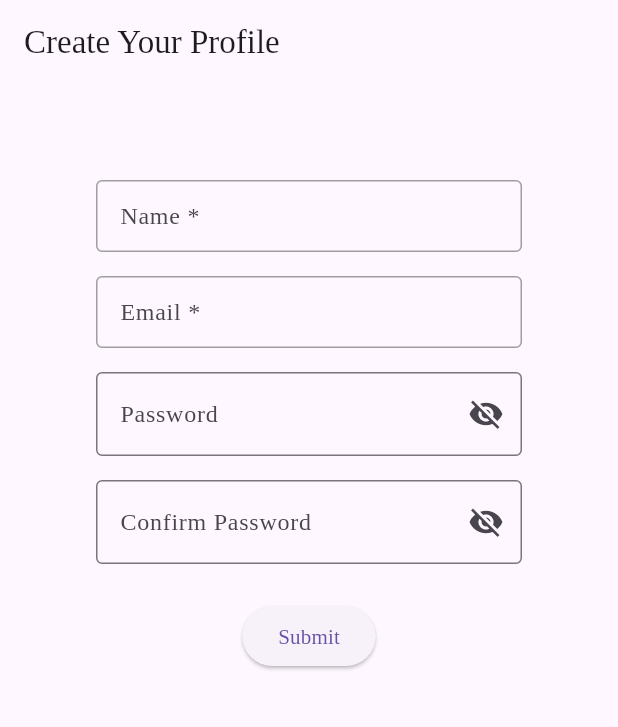
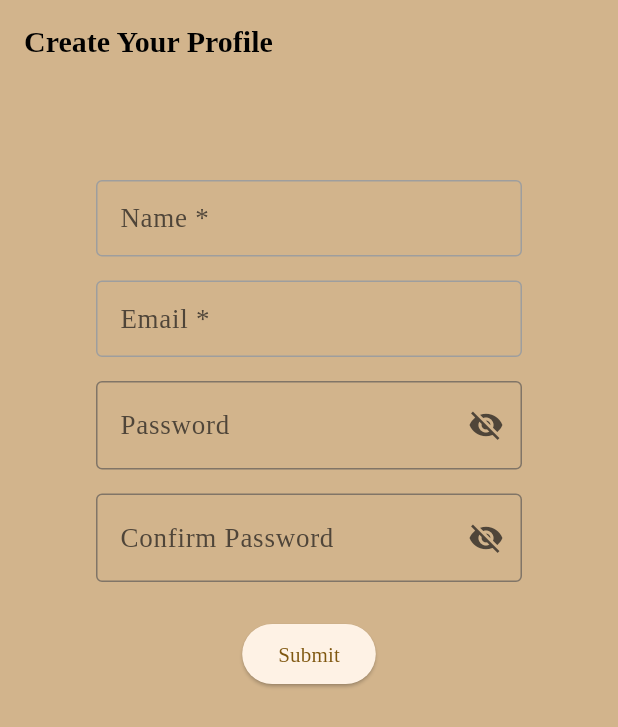
Before and after one commit to Michonn3/my-flutter-app, a Flutter app: the screen it shows after launch, on a phone screen of 412 x 824 dp. Shown: the top 727 px of the screen. Run offline on Flutter 3.47's test engine with Material 3 defaults, Android fonts, the phone set to English and light mode, and no system bars; our stand-ins replace file_picker.

Commit message:
Create home page layout with cards, title, and column subsections.
Add new layout for the home screen including cards, section titles,and alignment with column widgets.
Consistent color palette and apply custom font styles and sizes.

```diff
--- a/lib/main.dart
+++ b/lib/main.dart
@@ -1,8 +1,11 @@
 import 'package:flutter/material.dart';
-import 'create_profile_page.dart';
-import 'package:groceries_to_kart/theme/app_theme.dart';
+import './screens/create_profile_page.dart';
+import 'theme/app_theme.dart';
+import 'package:flutter/rendering.dart'; // ONLY USE IN DEVELOPMENT- RENDERS WIDGET OUTLINES
 
 void main() {
+  debugPaintSizeEnabled =
+      false; // ONLY USE IN DEVELOPMENT- RENDERS WIDGET OUTLINE
   runApp(MyApp());
 }
 
@@ -13,7 +16,7 @@ class MyApp extends StatelessWidget {
   Widget build(BuildContext context) {
     return MaterialApp(
       title: 'Recipes to Kart',
-      theme: ThemeData(fontFamily: 'LiberationSerif'),
+      theme: AppTheme.sandyTheme,
       home: CreateProfilePage(),
       debugShowCheckedModeBanner: false,
     );
--- a/lib/create_profile_page.dart
+++ b/lib/screens/create_profile_page.dart
@@ -1,5 +1,5 @@
 import 'package:flutter/material.dart';
-import '../home_screen.dart';
+import 'home_screen.dart';
 
 InputDecoration buildInputDecoration(String label, String hint) {
   return InputDecoration(
--- a/lib/theme/app_theme.dart
+++ b/lib/theme/app_theme.dart
@@ -1,14 +1,40 @@
+// This file defines global styles
+
 import 'package:flutter/material.dart';
 
 class AppTheme {
-  static ThemeData lightTheme = ThemeData(
-    fontFamily: 'LiberationSerif',
-    colorScheme: ColorScheme.fromSeed(seedColor: Colors.brown),
+  static ThemeData sandyTheme = ThemeData(
+    fontFamily: 'LiberationSerif', // applies to all text
+    colorScheme: ColorScheme.fromSeed(seedColor: Color(0xFFD2B48C)),
     useMaterial3: true,
+    scaffoldBackgroundColor: Color(
+      0xFFD2B48C,
+    ), // Tan background for all Scaffolds
+
     textTheme: TextTheme(
-      bodyLarge: TextStyle(fontSize: 18),
-      bodyMedium: TextStyle(fontSize: 16),
-      titleLarge: TextStyle(fontWeight: FontWeight.bold),
+      bodyLarge: TextStyle(fontSize: 18, color: Colors.black),
+      bodyMedium: TextStyle(fontSize: 16, color: Colors.black),
+      titleLarge: TextStyle(fontWeight: FontWeight.bold, color: Colors.black),
+    ),
+
+    appBarTheme: AppBarTheme(
+      backgroundColor: Color(0xFFD2B48C),
+      foregroundColor: Colors.black, // Text/ icon in AppBar
+      iconTheme: IconThemeData(color: Colors.black),
+      titleTextStyle: TextStyle(
+        fontFamily: 'LiberationSerif',
+        fontSize: 20,
+        color: Colors.black,
+        fontWeight: FontWeight.bold,
+      ),
+      elevation: 0,
+    ),
+
+    cardTheme: const CardTheme(
+      elevation: 4,
+      margin: EdgeInsets.symmetric(horizontal: 8, vertical: 4),
+      shape: LinearBorder(),
+      color: Colors.white,
     ),
   );
 }
```
Also changed, not shown: lib/home_screen.dart (deleted, +0 -72 lines), lib/screens/home_screen.dart (added, +95 -0 lines), lib/theme/text_styles.dart (added, +18 -0 lines), lib/widgets/cards_stylized.dart (added), 1 other file.
